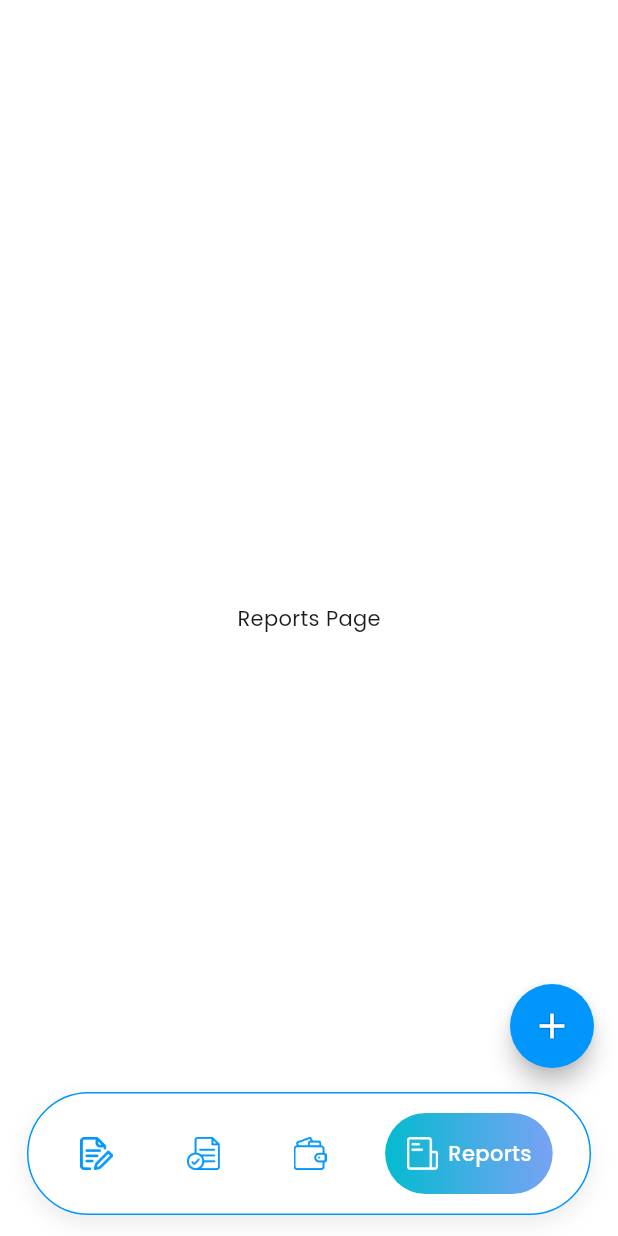
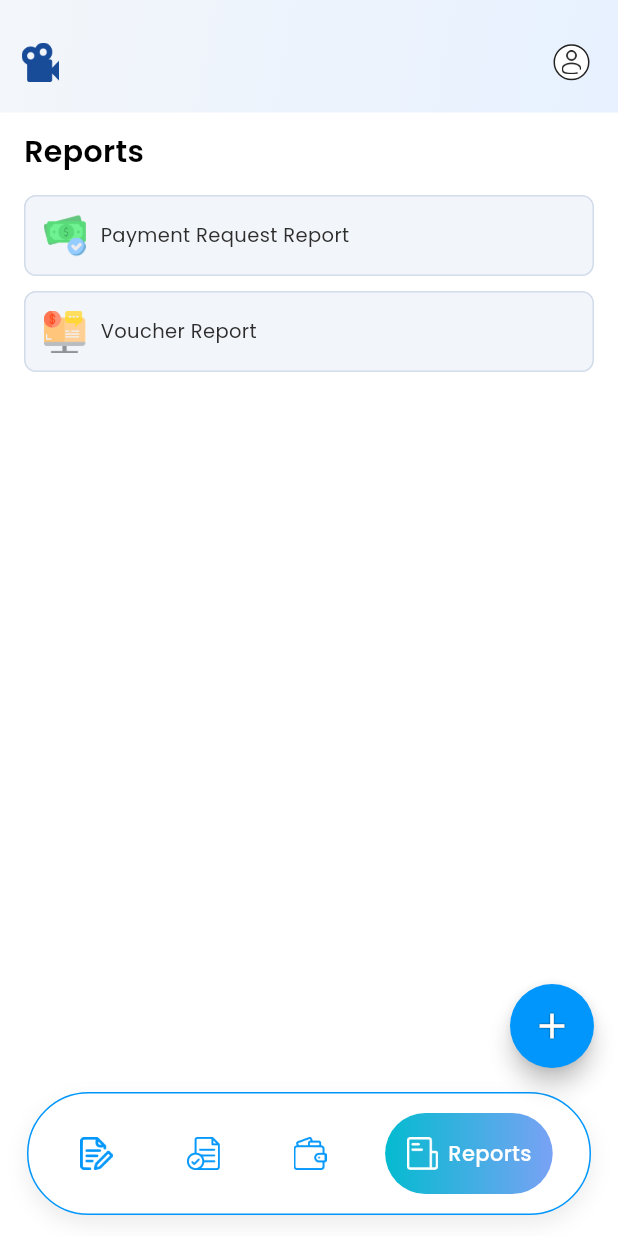
Before and after one commit to akshayportez/bedtime_stories, a Flutter app: the HomeScreen screen opened by its route, item 4 of the bottom bar chosen, on a phone screen of 412 x 824 dp. Run offline on Flutter 3.47's test engine with Material 3 defaults, Android fonts, the phone set to English and light mode, and no system bars; our stand-ins replace dio, equatable, flutter_bloc, flutter_svg, google_fonts, hexcolor and 2 more; accounts and stored records are empty; network calls fail; project files that could hold a hidden picture were left out.

Commit message:
reports screen ui

```diff
--- a/lib/app_ui/home/home_screen.dart
+++ b/lib/app_ui/home/home_screen.dart
@@ -49,7 +49,7 @@ class _HomeScreenState extends State<HomeScreen> {
           RequestPage(),
           ApprovalPage(),
           VoucherPage(),
-          Center(child: Text("Reports Page")),
+          ReportsPage(),
         ],
       ),
 
--- /dev/null
+++ b/lib/app_ui/home/reports_page.dart
@@ -0,0 +1,104 @@
+part of 'package:bedtime_stories/utils/lib_files.dart';
+
+class ReportsPage extends StatefulWidget {
+  const ReportsPage({super.key});
+
+  @override
+  State<ReportsPage> createState() => _ReportsPageState();
+}
+
+class _ReportsPageState extends State<ReportsPage> {
+  Future<void> _openProjectSelectionSheet() async {
+    await showModalBottomSheet<void>(
+      context: context,
+      isScrollControlled: true,
+      backgroundColor: Colors.transparent,
+      builder: (context) {
+        return _ProjectSelectionBottomSheet(
+          onProjectSelected: () async {
+            if (!mounted) return;
+            setState(() {});
+          },
+        );
+      },
+    );
+  }
+
+  @override
+  Widget build(BuildContext context) {
+    return Scaffold(
+      appBar: BedtimeGradientAppBar(onProjectTap: _openProjectSelectionSheet),
+      body: Padding(
+        padding: const EdgeInsets.symmetric(horizontal: 16),
+        child: Column(
+          crossAxisAlignment: CrossAxisAlignment.start,
+          children: const [
+            SizedBox(height: 12),
+            Text(
+              "Reports",
+              style: TextStyle(
+                fontSize: 20,
+                fontWeight: FontWeight.w600,
+                color: Colors.black,
+              ),
+            ),
+            SizedBox(height: 14),
+            _ReportCard(
+              iconPath: "assets/icons/pay_request_report.png",
+              title: "Payment Request Report",
+            ),
+            SizedBox(height: 10),
+            _ReportCard(
+              iconPath: "assets/icons/voucher_report.png",
+              title: "Voucher Report",
+            ),
+          ],
+        ),
+      ),
+    );
+  }
+}
+
+class _ReportCard extends StatelessWidget {
+  final String iconPath;
+  final String title;
+
+  const _ReportCard({
+    required this.iconPath,
+    required this.title,
+  });
+
+  @override
+  Widget build(BuildContext context) {
+    return Container(
+      width: double.infinity,
+      padding: const EdgeInsets.symmetric(horizontal: 12, vertical: 12),
+      decoration: BoxDecoration(
+        color: const Color(0xFFF2F5F9),
+        borderRadius: BorderRadius.circular(8),
+        border: Border.all(color: const Color(0xFFD3DCEA)),
+      ),
+      child: Row(
+        children: [
+          Image.asset(
+            iconPath,
+            width: 28,
+            height: 28,
+            fit: BoxFit.contain,
+          ),
+          const SizedBox(width: 10),
+          Expanded(
+            child: Text(
+              title,
+              style: const TextStyle(
+                fontSize: 13,
+                color: Color(0xFF2D2D2D),
+                fontWeight: FontWeight.w400,
+              ),
+            ),
+          ),
+        ],
+      ),
+    );
+  }
+}
--- a/lib/utils/lib_files.dart
+++ b/lib/utils/lib_files.dart
@@ -87,6 +87,7 @@ part '../app_ui/home/voucher_view_page.dart';
 part '../app_ui/home/voucher_edit_page.dart';
 part '../app_ui/home/voucher_approval_requests_page.dart';
 part '../app_ui/home/voucher_approval_request_detail_page.dart';
+part '../app_ui/home/reports_page.dart';
 part '../app_ui/home/approval_requested_page.dart';
 part '../app_ui/home/request_detail_page.dart';
 part '../app_ui/home/approval_detail_page.dart';
```
Also changed, not shown: assets/icons/pay_request_report.png (added), assets/icons/voucher_report.png (added).
